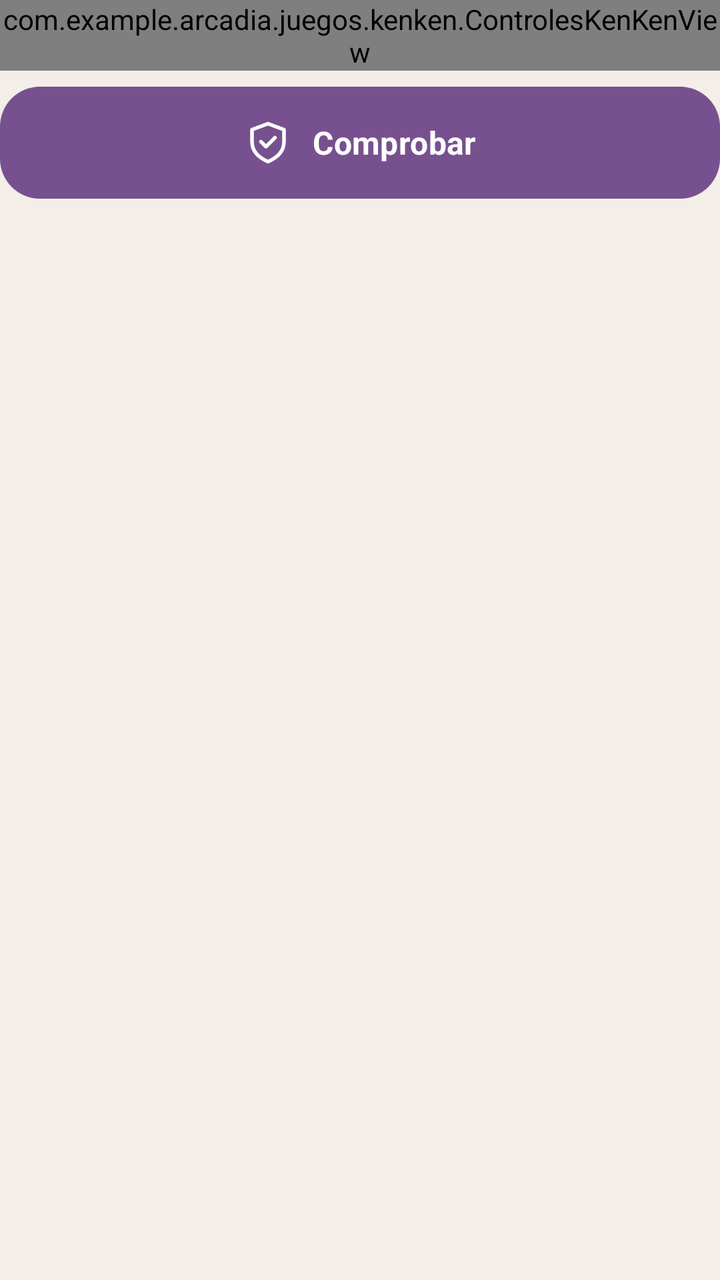
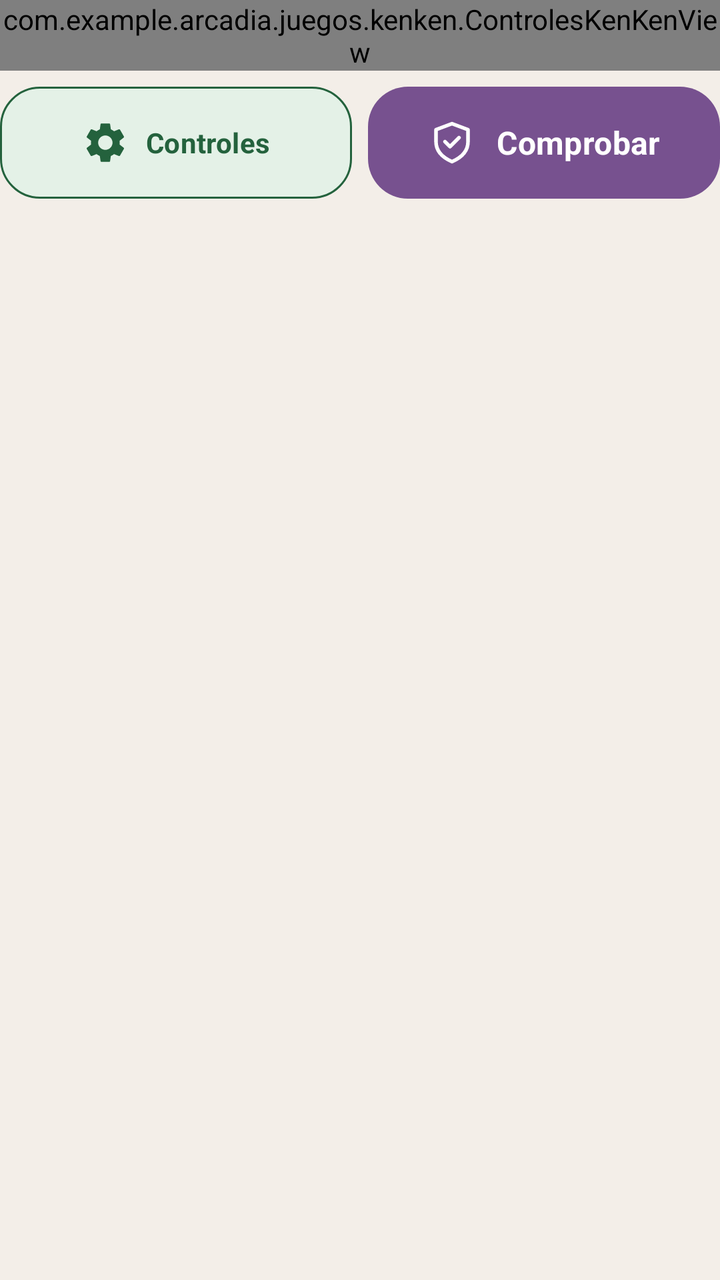

Two renders of the same Android screen: before a commit and after it. Below are the layout's source before the change and the commit's diff.
<!-- AndroidManifest.xml: application theme Theme.Arcade -->
<!-- res/layout/herramientas_kenken.xml -->
<?xml version="1.0" encoding="utf-8"?>
<LinearLayout xmlns:android="http://schemas.android.com/apk/res/android"
    xmlns:app="http://schemas.android.com/apk/res-auto"
    android:layout_width="match_parent" android:layout_height="wrap_content" android:orientation="vertical">
    <com.example.arcadia.juegos.kenken.ControlesKenKenView
        android:id="@+id/controles"
        android:layout_width="match_parent" android:layout_height="wrap_content"
        android:layout_marginBottom="8dp" />
    <com.google.android.material.button.MaterialButton
        android:id="@+id/comprobar"
        style="@style/Widget.Arcadia.BotonComprobarKenKen"
        android:layout_width="match_parent" android:layout_height="wrap_content"
        android:text="@string/kenken_comprobar"
        app:icon="@drawable/kenken_comprobar" />
</LinearLayout>
<!-- resources referenced by this layout -->
<resources>
  <!-- drawable kenken_comprobar (drawable) -->
  <vector xmlns:android="http://schemas.android.com/apk/res/android"
      android:width="24dp" android:height="24dp" android:viewportWidth="24" android:viewportHeight="24">
      <path android:fillColor="#00000000" android:strokeColor="#FFFFFFFF"
          android:strokeWidth="1.8" android:strokeLineCap="round" android:strokeLineJoin="round"
          android:pathData="M12,2.5L20,5.5V11.5Q20,18 12,21.5Q4,18 4,11.5V5.5Z M8.5,11.5L11,14L15.5,9.5" />
  </vector>
  <string name="kenken_comprobar">Comprobar</string>
  <style name="Theme.Arcade" parent="Theme.Material3.DayNight.NoActionBar">
          <item name="colorPrimary">#8E529F</item>
          <item name="colorOnPrimary">#FFFFFF</item>
          <item name="colorPrimaryContainer">#EBD4ED</item>
          <item name="colorOnPrimaryContainer">#482353</item>
          <item name="colorSurface">@color/arcade_surface</item>
          <item name="colorOnSurface">@color/arcade_ink</item>
          <item name="android:colorBackground">@color/arcade_bg</item>
          <item name="android:windowLightStatusBar">false</item>
          <item name="android:fontFamily">sans-serif</item>
      </style>
  <dimen name="alto_boton_kenken">56dp</dimen>
  <dimen name="radio_modo_kenken">20dp</dimen>
  <color name="arcade_surface">#FFFFFF</color>
  <color name="arcade_ink">#28232D</color>
  <color name="arcade_bg">#F3EEE8</color>
  <!-- unchanged entries left out for length: 1 -->
</resources>

<!-- the commit's change to res/layout/herramientas_kenken.xml (unified diff, before → after) -->
@@ -6,10 +6,22 @@
         android:id="@+id/controles"
         android:layout_width="match_parent" android:layout_height="wrap_content"
         android:layout_marginBottom="8dp" />
+    <LinearLayout
+        android:layout_width="match_parent" android:layout_height="wrap_content"
+        android:orientation="horizontal" android:baselineAligned="false">
+    <com.google.android.material.button.MaterialButton
+        android:id="@+id/tipo_control"
+        style="@style/Widget.Arcadia.BotonTeclaKenKen"
+        android:layout_width="0dp" android:layout_height="56dp" android:layout_weight="1"
+        android:layout_marginEnd="8dp"
+        android:text="@string/kenken_controles"
+        android:contentDescription="@string/kenken_controles"
+        app:icon="@drawable/ic_ajustes" app:iconGravity="textStart" app:iconPadding="8dp" />
     <com.google.android.material.button.MaterialButton
         android:id="@+id/comprobar"
         style="@style/Widget.Arcadia.BotonComprobarKenKen"
-        android:layout_width="match_parent" android:layout_height="wrap_content"
+        android:layout_width="0dp" android:layout_height="56dp" android:layout_weight="1"
         android:text="@string/kenken_comprobar"
         app:icon="@drawable/kenken_comprobar" />
+    </LinearLayout>
 </LinearLayout>
<!-- resource entries referenced after the edit -->
@@ -1,5 +1,9 @@
 <!-- resources referenced by this layout -->
 <resources>
+  <!-- drawable ic_ajustes (drawable) -->
+  <vector xmlns:android="http://schemas.android.com/apk/res/android" android:width="24dp" android:height="24dp" android:viewportWidth="24" android:viewportHeight="24">
+      <path android:fillColor="@color/arcade_ink" android:pathData="M19.14,12.94c0.04,-0.3 0.06,-0.61 0.06,-0.94c0,-0.32 -0.02,-0.64 -0.07,-0.94l2.03,-1.58c0.18,-0.14 0.23,-0.41 0.12,-0.61l-1.92,-3.32c-0.12,-0.22 -0.37,-0.29 -0.59,-0.22l-2.39,0.96c-0.5,-0.38 -1.03,-0.7 -1.62,-0.94L14.4,2.81c-0.04,-0.24 -0.24,-0.41 -0.48,-0.41h-3.84c-0.24,0 -0.43,0.17 -0.47,0.41L9.25,5.35C8.66,5.59 8.12,5.92 7.63,6.29L5.24,5.33c-0.22,-0.08 -0.47,0 -0.59,0.22L2.74,8.87C2.62,9.08 2.66,9.34 2.86,9.48l2.03,1.58C4.84,11.36 4.8,11.69 4.8,12s0.02,0.64 0.07,0.94l-2.03,1.58c-0.18,0.14 -0.23,0.41 -0.12,0.61l1.92,3.32c0.12,0.22 0.37,0.29 0.59,0.22l2.39,-0.96c0.5,0.38 1.03,0.7 1.62,0.94l0.36,2.54c0.05,0.24 0.24,0.41 0.48,0.41h3.84c0.24,0 0.44,-0.17 0.47,-0.41l0.36,-2.54c0.59,-0.24 1.13,-0.56 1.62,-0.94l2.39,0.96c0.22,0.08 0.47,0 0.59,-0.22l1.92,-3.32c0.12,-0.22 0.07,-0.47 -0.12,-0.61L19.14,12.94zM12,15.6c-1.98,0 -3.6,-1.62 -3.6,-3.6s1.62,-3.6 3.6,-3.6s3.6,1.62 3.6,3.6S13.98,15.6 12,15.6z"/>
+  </vector>
   <!-- drawable kenken_comprobar (drawable) -->
   <vector xmlns:android="http://schemas.android.com/apk/res/android"
       android:width="24dp" android:height="24dp" android:viewportWidth="24" android:viewportHeight="24">
@@ -8,6 +12,22 @@
           android:pathData="M12,2.5L20,5.5V11.5Q20,18 12,21.5Q4,18 4,11.5V5.5Z M8.5,11.5L11,14L15.5,9.5" />
   </vector>
   <string name="kenken_comprobar">Comprobar</string>
+  <string name="kenken_controles">Controles</string>
+  <style name="Widget.Arcadia.BotonTeclaKenKen" parent="Widget.Material3.Button.OutlinedButton">
+          <item name="android:minWidth">0dp</item>
+          <item name="android:insetTop">0dp</item>
+          <item name="android:insetBottom">0dp</item>
+          <item name="android:textColor">@color/kenken_tinte_incrementar</item>
+          <item name="android:textStyle">bold</item>
+          <item name="android:textAllCaps">false</item>
+          <item name="android:elevation">0dp</item>
+          <item name="cornerRadius">@dimen/radio_modo_kenken</item>
+          <item name="backgroundTint">@color/kenken_fondo_incrementar</item>
+          <item name="strokeColor">@color/kenken_tinte_incrementar</item>
+          <item name="iconTint">@color/kenken_tinte_incrementar</item>
+          <item name="iconSize">24dp</item>
+          <item name="iconPadding">0dp</item>
+      </style>
   <style name="Theme.Arcade" parent="Theme.Material3.DayNight.NoActionBar">
           <item name="colorPrimary">#8E529F</item>
           <item name="colorOnPrimary">#FFFFFF</item>
